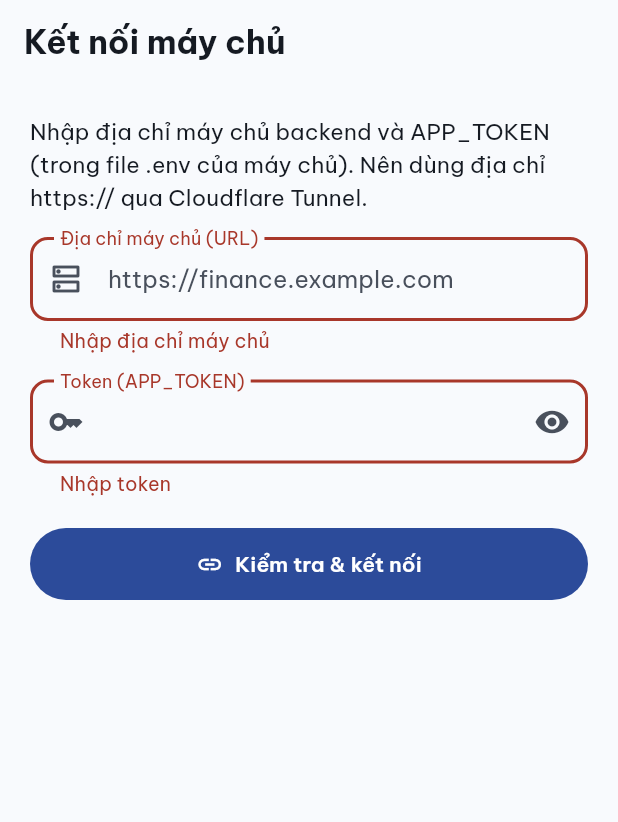
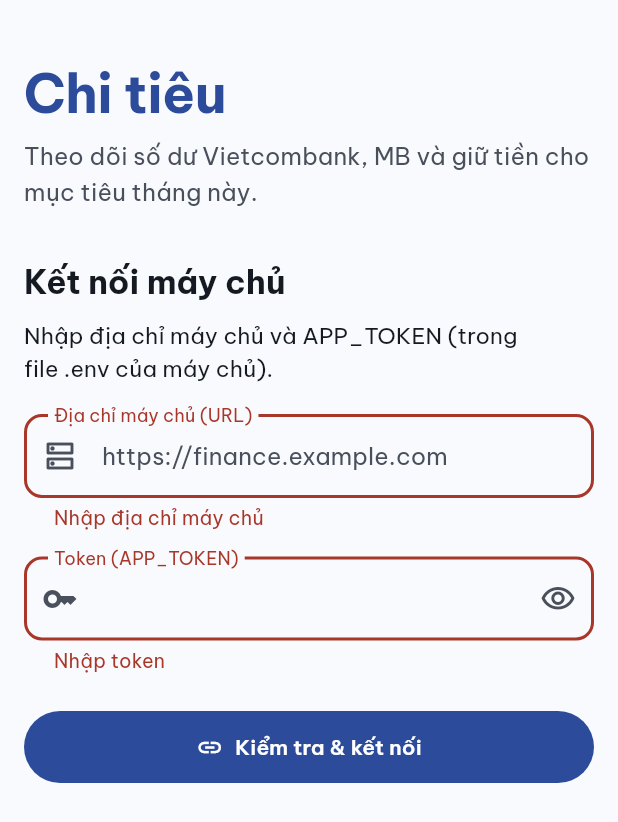
Before and after one commit to CyrusDev1512/PersonalApp, a Flutter app: the screen it shows after launch, after a tap on "Kiểm tra & kết nối", on a phone screen of 412 x 824 dp. Shown: the top 822 px of the screen. Run offline on Flutter 3.47's test engine with Material 3 defaults, Android fonts, the phone set to English and light mode, and no system bars; our stand-ins replace firebase_core, firebase_messaging, shared_preferences; accounts and stored records are empty.

Commit message:
WIP checkpoint 3: redesign screens in progress
Co-Authored-By: Claude Opus 5.5 <noreply@anthropic.com>
Claude-Session: https://claude.ai/code/session_01RMJPJK3CQRfNkoveDHcPKQ

```diff
--- a/mobile/lib/screens/connect_screen.dart
+++ b/mobile/lib/screens/connect_screen.dart
@@ -3,11 +3,19 @@ import 'package:provider/provider.dart';
 
 import '../api/api_client.dart';
 import '../state/app_state.dart';
+import '../theme/status_colors.dart';
+import '../theme/tokens.dart';
+import '../widgets/common.dart';
+import '../widgets/form_parts.dart';
 
-/// Màn "Kết nối máy chủ": nhập URL + token, kiểm tra /health rồi /api/summary.
+/// Trạng thái một bước kiểm tra kết nối.
+enum _Step { pending, running, done, failed }
+
+/// Màn "Kết nối máy chủ" (surfaces/connect/brief.md): nhập URL + token, kiểm tra /health rồi /api/summary,
+/// từng bước hiện trong một danh sách kiểm tra; lỗi nằm ngay ở bước hỏng.
 ///
-/// Lần đầu mở app hiện màn này thay cho trang chủ; từ Cài đặt thì mở dạng trang
-/// con ([popOnSuccess] = true) để đổi máy chủ / token.
+/// Lần đầu mở app hiện màn này thay cho trang chủ (không có thanh tiêu đề, có chữ "Chi tiêu"); từ Cài đặt thì mở
+/// dạng trang con ([popOnSuccess] = true) để đổi máy chủ / token.
 class ConnectScreen extends StatefulWidget {
   const ConnectScreen({super.key, this.initialUrl, this.initialToken, this.popOnSuccess = false});
 
@@ -27,8 +35,10 @@ class _ConnectScreenState extends State<ConnectScreen> {
   late final TextEditingController _token;
   bool _obscure = true;
   bool _busy = false;
-  String? _step;
   String? _error;
+
+  /// Hai bước: /health, rồi token (/api/summary). `null` = chưa bấm kiểm tra.
+  (_Step, _Step)? _steps;
 
   @override
   void initState() {
@@ -80,37 +90,37 @@ class _ConnectScreenState extends State<ConnectScreen> {
     setState(() {
       _busy = true;
       _error = null;
-      _step = 'Đang kiểm tra máy chủ (/health)…';
+      _steps = (_Step.running, _Step.pending);
     });
     try {
       await client.health();
     } on ApiException catch (e) {
-      _fail(_explain(e, atHealth: true));
+      _fail(_explain(e, atHealth: true), (_Step.failed, _Step.pending));
       return;
     }
     if (!mounted) return;
-    setState(() => _step = 'Đang kiểm tra token (/api/summary)…');
+    setState(() => _steps = (_Step.done, _Step.running));
     try {
       final summaryJson = await client.getSummaryJson();
       await state.connect(client, summaryJson: summaryJson);
       if (!mounted) return;
       setState(() {
         _busy = false;
-        _step = null;
+        _steps = (_Step.done, _Step.done);
       });
       if (widget.popOnSuccess && Navigator.of(context).canPop()) {
         Navigator.of(context).pop(true);
       }
     } on ApiException catch (e) {
-      _fail(_explain(e, atHealth: false));
+      _fail(_explain(e, atHealth: false), (_Step.done, _Step.failed));
     }
   }
 
-  void _fail(String message) {
+  void _fail(String message, (_Step, _Step) steps) {
     if (!mounted) return;
     setState(() {
       _busy = false;
-      _step = null;
+      _steps = steps;
       _error = message;
     });
   }
@@ -118,60 +128,69 @@ class _ConnectScreenState extends State<ConnectScreen> {
   @override
   Widget build(BuildContext context) {
     final theme = Theme.of(context);
+    final scheme = theme.colorScheme;
+    final text = theme.textTheme;
+    final gutter = Gutter.of(context);
     final insecure = ApiClient.isInsecureUrl(_url.text);
+    final firstRun = !widget.popOnSuccess;
+    final steps = _steps;
     return Scaffold(
-      appBar: AppBar(title: const Text('Kết nối máy chủ')),
+      appBar: firstRun ? null : AppBar(title: const Text('Kết nối máy chủ')),
       body: SafeArea(
         child: Form(
           key: _formKey,
           child: ListView(
-            padding: const EdgeInsets.all(20),
+            padding: EdgeInsets.fromLTRB(gutter, firstRun ? Space.s10 : Space.s2, gutter, Space.s6),
             children: [
+              if (firstRun) ...[
+                Semantics(
+                  header: true,
+                  child: Text('Chi tiêu', maxLines: 1, style: text.displaySmall?.copyWith(color: scheme.primary)),
+                ),
+                const SizedBox(height: Space.s2),
+                Text(
+                  'Theo dõi số dư Vietcombank, MB và giữ tiền cho mục tiêu tháng này.',
+                  style: text.bodyLarge?.copyWith(color: scheme.onSurfaceVariant),
+                ),
+                const SizedBox(height: Space.s8),
+                Semantics(
+                  header: true,
+                  child: Text('Kết nối máy chủ', style: text.titleLarge?.copyWith(color: scheme.onSurface)),
+                ),
+                const SizedBox(height: Space.s2),
+              ],
               Text(
-                'Nhập địa chỉ máy chủ backend và APP_TOKEN (trong file .env của máy chủ). '
-                'Nên dùng địa chỉ https:// qua Cloudflare Tunnel.',
-                style: theme.textTheme.bodyMedium,
+                'Nhập địa chỉ máy chủ và APP_TOKEN (trong file .env của máy chủ).',
+                style: text.bodyMedium?.copyWith(color: scheme.onSurface),
               ),
-              const SizedBox(height: 16),
+              const SizedBox(height: Space.s5),
               TextFormField(
                 key: const Key('connect_url'),
                 controller: _url,
                 enabled: !_busy,
                 keyboardType: TextInputType.url,
                 autocorrect: false,
+                textInputAction: TextInputAction.next,
                 decoration: const InputDecoration(
                   labelText: 'Địa chỉ máy chủ (URL)',
                   hintText: 'https://finance.example.com',
+                  helperText: 'Nên dùng https:// qua Cloudflare Tunnel',
                   prefixIcon: Icon(Icons.dns_outlined),
-                  border: OutlineInputBorder(),
                 ),
                 validator: _validateUrl,
               ),
               if (insecure) ...[
-                const SizedBox(height: 8),
-                Container(
-                  padding: const EdgeInsets.all(10),
-                  decoration: BoxDecoration(
-                    color: Colors.amber.withValues(alpha: 0.18),
-                    borderRadius: BorderRadius.circular(10),
-                    border: Border.all(color: Colors.amber.shade700),
-                  ),
-                  child: Row(
-                    crossAxisAlignment: CrossAxisAlignment.start,
-                    children: [
-                      Icon(Icons.lock_open, color: Colors.amber.shade900),
-                      const SizedBox(width: 8),
-                      const Expanded(
-                        child: Text(
-                          'Địa chỉ http:// không mã hoá: token sẽ được gửi dạng rõ qua mạng. '
-                          'Chỉ dùng trong mạng LAN tin cậy; khi dùng ngoài nhà hãy dùng https://.',
-                        ),
-                      ),
-                    ],
-                  ),
+                const SizedBox(height: Space.s2),
+                InlineNote(
+                  icon: Icons.lock_open,
+                  iconColor: StatusColors.of(context).warning.foreground,
+                  textColor: scheme.onSurface,
+                  text:
+                      'Địa chỉ http:// không mã hoá: token sẽ được gửi dạng rõ qua mạng. '
+                      'Chỉ dùng trong mạng LAN tin cậy.',
                 ),
               ],
-              const SizedBox(height: 16),
+              const SizedBox(height: Space.s4),
               TextFormField(
                 key: const Key('connect_token'),
                 controller: _token,
@@ -179,40 +198,33 @@ class _ConnectScreenState extends State<ConnectScreen> {
                 obscureText: _obscure,
                 autocorrect: false,
                 enableSuggestions: false,
+                textInputAction: TextInputAction.go,
                 decoration: InputDecoration(
                   labelText: 'Token (APP_TOKEN)',
                   prefixIcon: const Icon(Icons.key_outlined),
-                  border: const OutlineInputBorder(),
                   suffixIcon: IconButton(
                     tooltip: _obscure ? 'Hiện token' : 'Ẩn token',
-                    icon: Icon(_obscure ? Icons.visibility : Icons.visibility_off),
+                    icon: Icon(_obscure ? Icons.visibility_outlined : Icons.visibility_off_outlined),
                     onPressed: () => setState(() => _obscure = !_obscure),
                   ),
                 ),
                 validator: (v) => (v == null || v.trim().isEmpty) ? 'Nhập token' : null,
                 onFieldSubmitted: (_) => _connect(),
               ),
-              const SizedBox(height: 20),
+              const SizedBox(height: Space.s6),
               FilledButton.icon(
                 key: const Key('connect_submit'),
                 onPressed: _busy ? null : _connect,
-                icon: _busy
-                    ? const SizedBox(width: 18, height: 18, child: CircularProgressIndicator(strokeWidth: 2))
-                    : const Icon(Icons.link),
+                icon: _busy ? const BusyIcon() : const Icon(Icons.link),
                 label: const Text('Kiểm tra & kết nối'),
               ),
-              if (_step != null) ...[const SizedBox(height: 12), Text(_step!, textAlign: TextAlign.center)],
-              if (_error != null) ...[
-                const SizedBox(height: 12),
-                Container(
-                  padding: const EdgeInsets.all(12),
-                  decoration: BoxDecoration(
-                    color: theme.colorScheme.errorContainer,
-                    borderRadius: BorderRadius.circular(10),
-                  ),
-                  child: Text(_error!, style: TextStyle(color: theme.colorScheme.onErrorContainer)),
-                ),
+              if (steps != null) ...[
+                const SizedBox(height: Space.s5),
+                _StepLine(label: 'Máy chủ phản hồi (/health)', step: steps.$1),
+                const SizedBox(height: Space.s2),
+                _StepLine(label: 'Token hợp lệ (/api/summary)', step: steps.$2),
               ],
+              if (_error != null) ...[const SizedBox(height: Space.s4), InlineError(_error!)],
             ],
           ),
         ),
@@ -220,3 +232,36 @@ class _ConnectScreenState extends State<ConnectScreen> {
     );
   }
 }
+
+/// Một bước trong danh sách kiểm tra: icon trạng thái + chữ.
+class _StepLine extends StatelessWidget {
+  const _StepLine({required this.label, required this.step});
+
+  final String label;
+  final _Step step;
+
+  @override
+  Widget build(BuildContext context) {
+    final theme = Theme.of(context);
+    final scheme = theme.colorScheme;
+    final (Widget icon, String state) = switch (step) {
+      _Step.pending => (Icon(Icons.radio_button_unchecked, size: 20, color: scheme.onSurfaceVariant), 'chưa kiểm tra'),
+      _Step.running => (const BusyIcon(), 'đang kiểm tra'),
+      _Step.done => (Icon(Icons.check_circle, size: 20, color: StatusColors.of(context).ok.foreground), 'đạt'),
+      _Step.failed => (Icon(Icons.error, size: 20, color: scheme.error), 'lỗi'),
+    };
+    return Semantics(
+      label: '$label: $state',
+      excludeSemantics: true,
+      child: Row(
+        children: [
+          SizedBox.square(dimension: 24, child: Center(child: icon)),
+          const SizedBox(width: Space.s3),
+          Expanded(
+            child: Text(label, style: theme.textTheme.bodyMedium?.copyWith(color: scheme.onSurface)),
+          ),
+        ],
+      ),
+    );
+  }
+}
```
